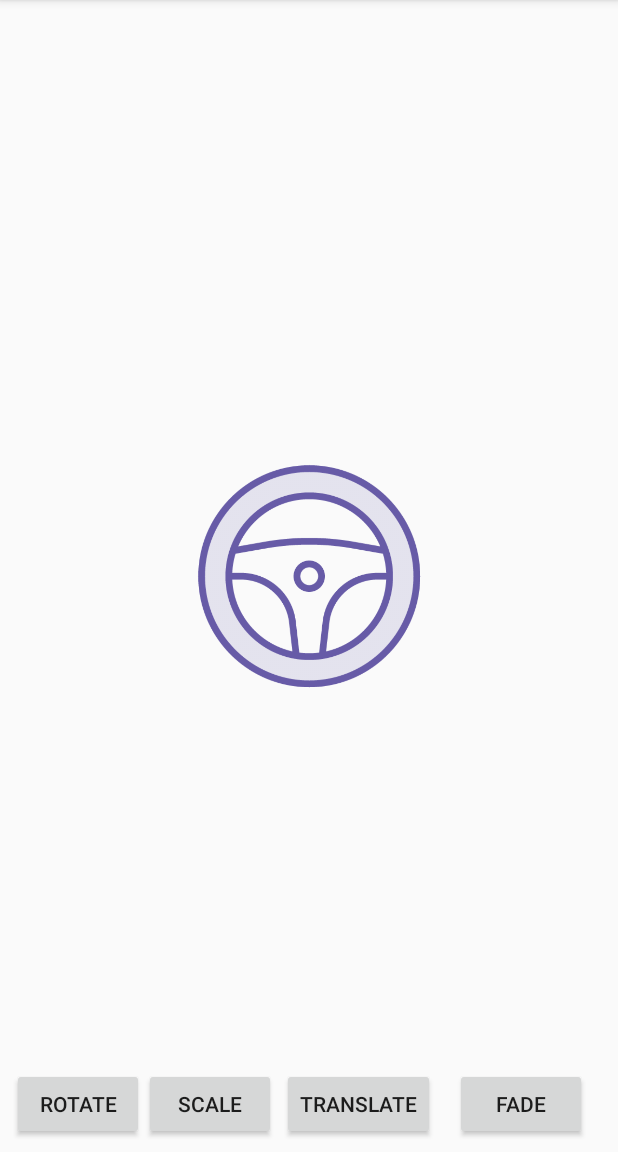
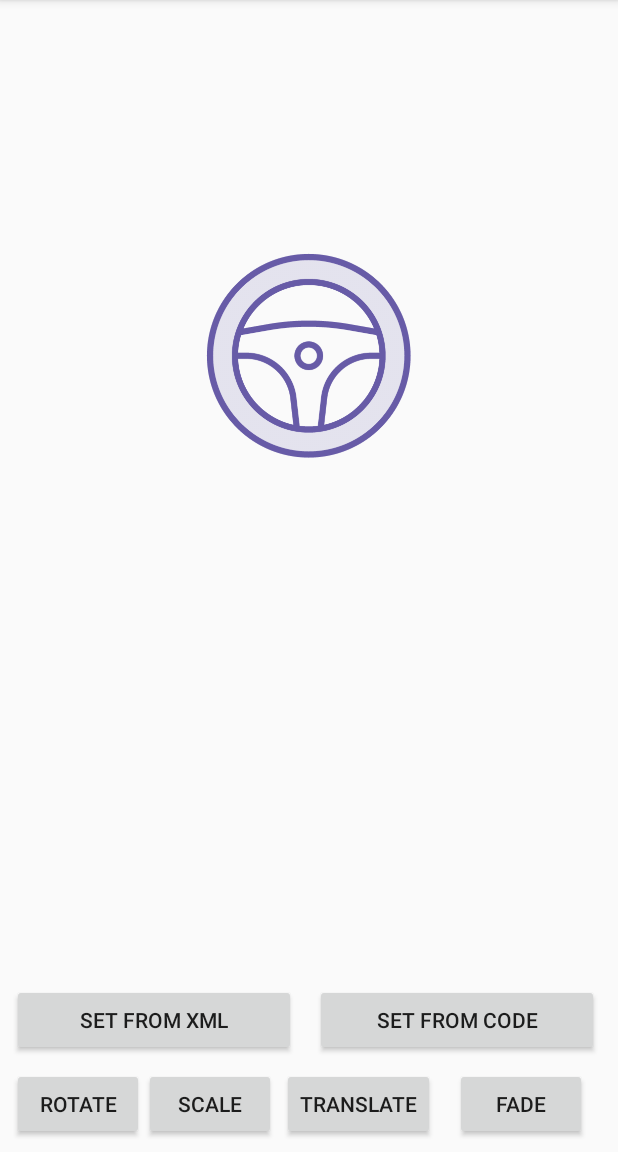
Before and after one commit to CodeHunta/AnimationsDemo, an Android app: the screen it shows after launch (MainActivity), on a phone screen of 412 x 824 dp, the part 84-1236 px from its top. Run offline under Robolectric (Android 15) with nearby library versions, the phone set to English and light mode, and no system bars.

Commit message:
Module 4 Helper 1

```diff
--- a/app/src/main/java/com/sriyank/animationsdemo/MainActivity.kt
+++ b/app/src/main/java/com/sriyank/animationsdemo/MainActivity.kt
@@ -65,7 +65,7 @@ class MainActivity : AppCompatActivity(), Animator.AnimatorListener {
 
 	fun fadeAnimation(view: View) {
 
-		fadeAnimator = ObjectAnimator.ofFloat(targetImage, "alpha", 1.0f,0.0f)
+		fadeAnimator = ObjectAnimator.ofFloat(targetImage, "alpha", 1.0f, 0.0f)
 		fadeAnimator?.apply {
 			duration = 1500
 			repeatCount = 1
@@ -105,4 +105,17 @@ class MainActivity : AppCompatActivity(), Animator.AnimatorListener {
 
 		Toast.makeText(this, "Animation Cancelled", Toast.LENGTH_SHORT).show()
 	}
+
+	fun setFromXML(view: View) {
+
+		val animator = AnimatorInflater.loadAnimator(this, R.animator.set)
+		animator.apply {
+			setTarget(targetImage)
+			start()
+		}
+	}
+
+	fun setFromCode(view: View) {
+
+	}
 }
--- /dev/null
+++ b/app/src/main/res/animator/set.xml
@@ -0,0 +1,32 @@
+<?xml version="1.0" encoding="utf-8"?>
+<set
+    xmlns:android="http://schemas.android.com/apk/res/android"
+    android:ordering="sequentially">
+
+    <objectAnimator
+        android:propertyName="rotationX"
+        android:duration="500"
+        android:valueFrom="0"
+        android:valueTo="360"
+        android:valueType="floatType" />
+
+    <set
+        android:ordering="together">
+
+        <objectAnimator
+            android:propertyName="scaleX"
+            android:duration="500"
+            android:valueFrom="1"
+            android:valueTo="1.5"
+            android:valueType="floatType" />
+
+        <objectAnimator
+            android:propertyName="scaleY"
+            android:duration="500"
+            android:valueFrom="1"
+            android:valueTo="1.5"
+            android:valueType="floatType" />
+
+    </set>
+
+</set>
--- a/app/src/main/res/layout/activity_main.xml
+++ b/app/src/main/res/layout/activity_main.xml
@@ -1,7 +1,7 @@
 <?xml version="1.0" encoding="utf-8"?>
-<android.support.constraint.ConstraintLayout xmlns:android="http://schemas.android.com/apk/res/android"
+<android.support.constraint.ConstraintLayout
+        xmlns:android="http://schemas.android.com/apk/res/android"
         xmlns:app="http://schemas.android.com/apk/res-auto"
-    xmlns:tools="http://schemas.android.com/tools"
         android:layout_width="match_parent"
         android:layout_height="match_parent">
 
@@ -14,7 +14,7 @@
             android:onClick="rotateAnimation"
             android:text="@string/rotate"
             app:layout_constraintBottom_toBottomOf="parent"
-        app:layout_constraintStart_toStartOf="parent" />
+            app:layout_constraintStart_toStartOf="parent"/>
 
     <Button
             android:id="@+id/button4"
@@ -24,7 +24,7 @@
             android:onClick="scaleAnimation"
             android:text="@string/scale"
             app:layout_constraintBottom_toBottomOf="parent"
-        app:layout_constraintStart_toEndOf="@+id/button3" />
+            app:layout_constraintStart_toEndOf="@+id/button3"/>
 
     <Button
             android:id="@+id/button5"
@@ -35,7 +35,7 @@
             android:onClick="translateAnimation"
             android:text="@string/translate"
             app:layout_constraintBottom_toBottomOf="parent"
-        app:layout_constraintStart_toEndOf="@+id/button4" />
+            app:layout_constraintStart_toEndOf="@+id/button4"/>
 
     <Button
             android:id="@+id/button6"
@@ -47,21 +47,37 @@
             android:text="@string/fade"
             app:layout_constraintBottom_toBottomOf="parent"
             app:layout_constraintEnd_toEndOf="parent"
-        app:layout_constraintStart_toEndOf="@+id/button5" />
+            app:layout_constraintStart_toEndOf="@+id/button5"/>
 
     <ImageView
             android:id="@+id/targetImage"
-        android:layout_width="162dp"
-        android:layout_height="154dp"
+            android:layout_width="192dp"
+            android:layout_height="141dp"
             android:layout_marginStart="8dp"
             android:layout_marginTop="8dp"
             android:layout_marginEnd="8dp"
             android:layout_marginBottom="8dp"
-        android:contentDescription="@string/todo"
             app:layout_constraintBottom_toBottomOf="parent"
             app:layout_constraintEnd_toEndOf="parent"
             app:layout_constraintStart_toStartOf="parent"
             app:layout_constraintTop_toTopOf="parent"
-        app:srcCompat="@drawable/steering_wheel" />
+            app:layout_constraintVertical_bias="0.26"
+            app:srcCompat="@drawable/steering_wheel"/>
+    <Button
+            android:text="Set From XML"
+            android:layout_width="189dp"
+            android:layout_height="wrap_content"
+            android:id="@+id/button" app:layout_constraintStart_toStartOf="parent" android:layout_marginStart="8dp"
+            android:layout_marginBottom="8dp" app:layout_constraintBottom_toTopOf="@+id/button3"
+            app:layout_constraintEnd_toEndOf="parent" android:layout_marginEnd="8dp"
+            app:layout_constraintHorizontal_bias="0.0" android:onClick="setFromXML"/>
+    <Button
+            android:text="Set From Code"
+            android:layout_width="189dp"
+            android:layout_height="wrap_content"
+            android:id="@+id/button2"
+            android:layout_marginBottom="8dp" app:layout_constraintBottom_toTopOf="@+id/button6"
+            app:layout_constraintStart_toEndOf="@+id/button" android:layout_marginStart="8dp"
+            app:layout_constraintEnd_toEndOf="parent" android:layout_marginEnd="8dp" android:onClick="setFromCode"/>
 
 </android.support.constraint.ConstraintLayout>
```
Lines whose indentation alone changed are shown as unchanged.
